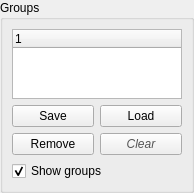
Before: the Qt Designer form Stacker/GroupWidget.ui in HonghuaLi/stacker, drawn with Qt 5.
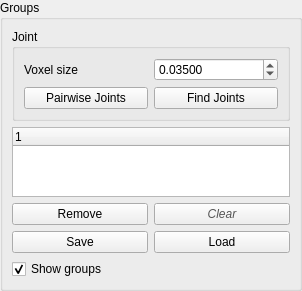
After: the same form once the commit is applied. Icons and pictures are not drawn.

Commit message: Changed layout of widgets. JointDetector is done, but without debugging. Split Box3 with MinOBB3.

Patch:
```diff
--- a/Stacker/GroupWidget.ui
+++ b/Stacker/GroupWidget.ui
@@ -6,34 +6,92 @@
    <rect>
     <x>0</x>
     <y>0</y>
-    <width>194</width>
-    <height>186</height>
+    <width>302</width>
+    <height>282</height>
    </rect>
   </property>
   <property name="windowTitle">
    <string>Form</string>
   </property>
-  <layout class="QGridLayout" name="gridLayout">
-   <property name="margin">
-    <number>0</number>
-   </property>
+  <layout class="QVBoxLayout" name="verticalLayout">
    <property name="spacing">
     <number>0</number>
    </property>
-   <item row="0" column="0">
+   <property name="margin">
+    <number>0</number>
+   </property>
+   <item>
     <widget class="QGroupBox" name="groupBox">
      <property name="title">
       <string>Groups</string>
      </property>
      <layout class="QGridLayout" name="gridLayout_2">
-      <item row="1" column="0">
-       <widget class="QPushButton" name="saveGroupsButton">
-        <property name="text">
-         <string>Save</string>
+      <item row="3" column="0" colspan="2">
+       <widget class="QTreeWidget" name="groupTree">
+        <property name="columnCount">
+         <number>1</number>
         </property>
+        <column>
+         <property name="text">
+          <string notr="true">1</string>
+         </property>
+        </column>
        </widget>
       </item>
-      <item row="2" column="0">
+      <item row="2" column="0" colspan="2">
+       <widget class="QGroupBox" name="jointGroupBox">
+        <property name="title">
+         <string>Joint</string>
+        </property>
+        <layout class="QGridLayout" name="gridLayout">
+         <item row="0" column="1">
+          <widget class="QDoubleSpinBox" name="jointThreshold">
+           <property name="decimals">
+            <number>5</number>
+           </property>
+           <property name="minimum">
+            <double>0.000010000000000</double>
+           </property>
+           <property name="maximum">
+            <double>100.000000000000000</double>
+           </property>
+           <property name="singleStep">
+            <double>0.010000000000000</double>
+           </property>
+           <property name="value">
+            <double>0.035000000000000</double>
+           </property>
+          </widget>
+         </item>
+         <item row="0" column="0">
+          <widget class="QLabel" name="label_4">
+           <property name="text">
+            <string>Voxel size</string>
+           </property>
+          </widget>
+         </item>
+         <item row="1" column="1">
+          <widget class="QPushButton" name="findJointsButton">
+           <property name="text">
+            <string>Find Joints</string>
+           </property>
+           <property name="icon">
+            <iconset resource="../Workspace.qrc">
+             <normaloff>:/Workspace/Resources/icons/joints.png</normaloff>:/Workspace/Resources/icons/joints.png</iconset>
+           </property>
+          </widget>
+         </item>
+         <item row="1" column="0">
+          <widget class="QPushButton" name="findPairwiseJointButton">
+           <property name="text">
+            <string>Pairwise Joints</string>
+           </property>
+          </widget>
+         </item>
+        </layout>
+       </widget>
+      </item>
+      <item row="5" column="0">
        <widget class="QPushButton" name="removeButton">
         <property name="text">
          <string>Remove</string>
@@ -44,14 +102,7 @@
         </property>
        </widget>
       </item>
-      <item row="1" column="1">
-       <widget class="QPushButton" name="loadGroupsButton">
-        <property name="text">
-         <string>Load</string>
-        </property>
-       </widget>
-      </item>
-      <item row="2" column="1">
+      <item row="5" column="1">
        <widget class="QPushButton" name="clearButton">
         <property name="styleSheet">
          <string notr="true">color:rgb(85, 85, 85);
@@ -63,7 +114,7 @@
         </property>
        </widget>
       </item>
-      <item row="3" column="0" colspan="2">
+      <item row="7" column="0" colspan="2">
        <widget class="QCheckBox" name="showGroups">
         <property name="text">
          <string>Show groups</string>
@@ -73,16 +124,18 @@
         </property>
        </widget>
       </item>
-      <item row="0" column="0" colspan="2">
-       <widget class="QTreeWidget" name="groupTree">
-        <property name="columnCount">
-         <number>1</number>
+      <item row="6" column="0">
+       <widget class="QPushButton" name="saveGroupsButton">
+        <property name="text">
+         <string>Save</string>
         </property>
-        <column>
-         <property name="text">
-          <string notr="true">1</string>
-         </property>
-        </column>
+       </widget>
+      </item>
+      <item row="6" column="1">
+       <widget class="QPushButton" name="loadGroupsButton">
+        <property name="text">
+         <string>Load</string>
+        </property>
        </widget>
       </item>
      </layout>
```
The commit also changes 27 other files.
